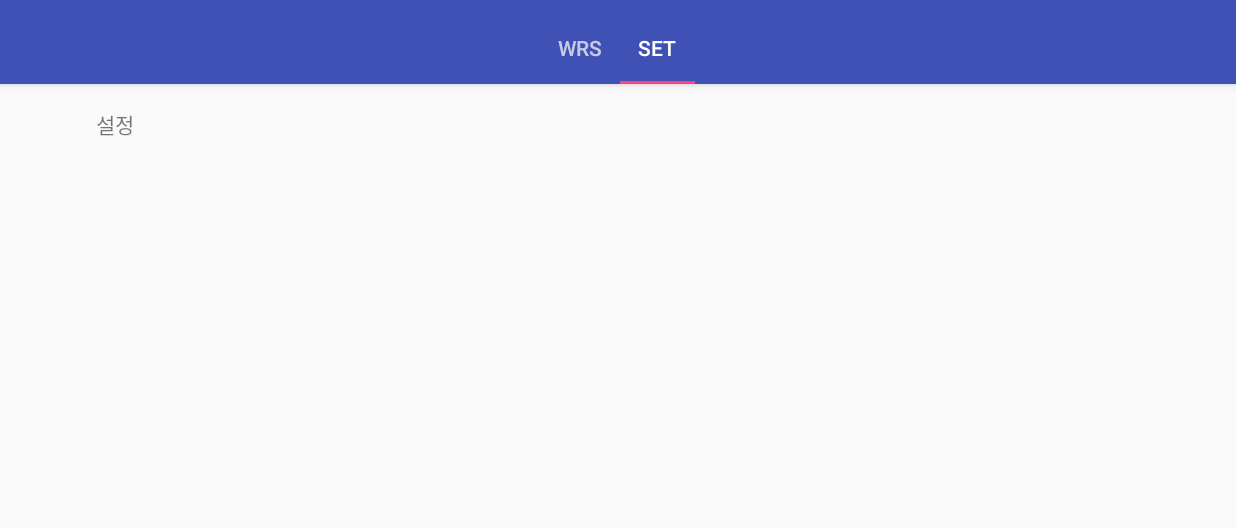
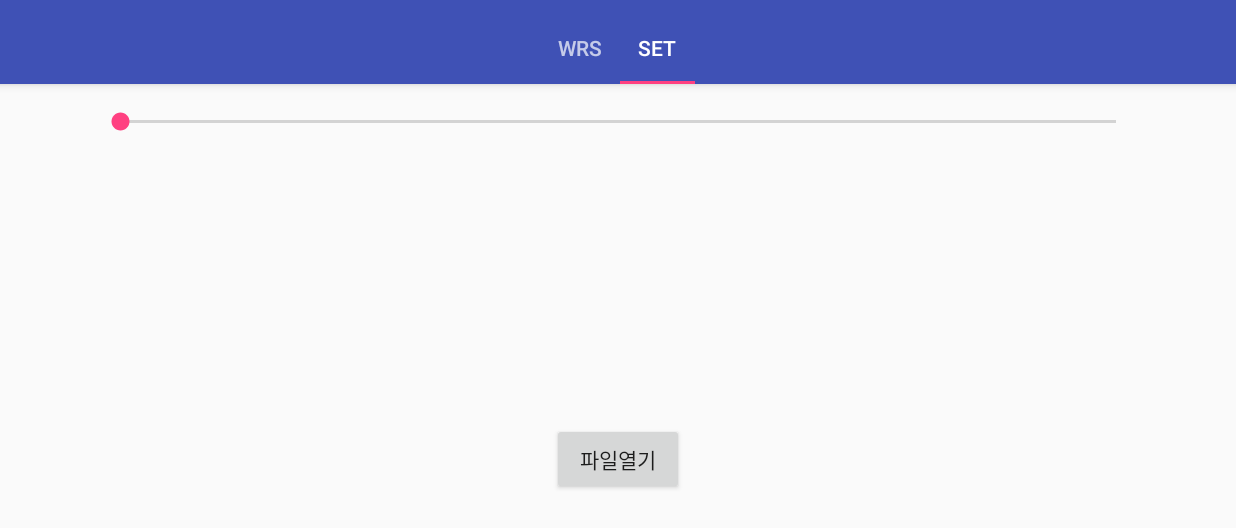
Before and after one commit to ovso/WRS, an Android app: the screen it shows after launch (MainActivity), tab 2 chosen, on a phone screen of 824 x 412 dp (held sideways). Shown: the top 528 px of the screen. Run offline under Robolectric (Android 15) with nearby library versions, the phone set to English and light mode, and no system bars.

Commit message:
1. 파일 열기 개발중

```diff
--- a/app/src/main/AndroidManifest.xml
+++ b/app/src/main/AndroidManifest.xml
@@ -1,7 +1,8 @@
 <?xml version="1.0" encoding="utf-8"?>
 <manifest xmlns:android="http://schemas.android.com/apk/res/android"
     package="net.onpagebook.wrs">
-
+    <uses-permission android:name="android.permission.WRITE_EXTERNAL_STORAGE"/>
+    <uses-permission android:name="android.permission.READ_EXTERNAL_STORAGE"/>
     <application
         android:allowBackup="true"
         android:icon="@mipmap/ic_launcher"
--- a/app/src/main/java/net/onpagebook/wrs/main/fragment/setting/SetFragment.java
+++ b/app/src/main/java/net/onpagebook/wrs/main/fragment/setting/SetFragment.java
@@ -1,10 +1,14 @@
 package net.onpagebook.wrs.main.fragment.setting;
 
+import android.content.Intent;
 import android.os.Bundle;
 import android.support.v4.app.Fragment;
 import android.view.LayoutInflater;
 import android.view.View;
 import android.view.ViewGroup;
+import android.widget.Button;
+import android.widget.SeekBar;
+import android.widget.Toast;
 
 import net.onepagebook.wrs.common.Log;
 import net.onpagebook.wrs.R;
@@ -12,7 +16,7 @@ import net.onpagebook.wrs.R;
 /**
  * Created by jaeho_oh on 2015-12-21.
  */
-public class SetFragment extends Fragment {
+public class SetFragment extends Fragment implements SetPresenter.View, SeekBar.OnSeekBarChangeListener, View.OnClickListener {
 
     public final static SetFragment newInstance() {
         Log.d("");
@@ -25,4 +29,53 @@ public class SetFragment extends Fragment {
         //return super.onCreateView(inflater, container, savedInstanceState);
         return mContentView = inflater.from(getActivity()).inflate(R.layout.fragment_set, container, false);
     }
+    private SetPresenter mPresenter;
+    @Override
+    public void onActivityCreated(Bundle savedInstanceState) {
+        super.onActivityCreated(savedInstanceState);
+        mPresenter = new SetPresenterImpl(this);
+        mPresenter.onActivityCreate();
+    }
+
+    @Override
+    public void onInit() {
+        SeekBar seekBar = (SeekBar) mContentView.findViewById(R.id.seekBar);
+        Button button = (Button) mContentView.findViewById(R.id.button);
+        button.setOnClickListener(this);
+        seekBar.setOnSeekBarChangeListener(this);
+    }
+
+    @Override
+    public void navigateToActivity(Intent intent, int requestCode) {
+        startActivityForResult(intent, requestCode);
+
+    }
+    @Override
+    public void onActivityResult(int requestCode, int resultCode, Intent data) {
+        //super.onActivityResult(requestCode, resultCode, data);
+        mPresenter.onActivityResult(getActivity(), requestCode, resultCode, data);
+
+    }
+
+    @Override
+    public void onProgressChanged(SeekBar seekBar, int progress, boolean fromUser) {
+        Log.d("progress="+progress);
+    }
+
+    @Override
+    public void onStartTrackingTouch(SeekBar seekBar) {
+
+    }
+
+    @Override
+    public void onStopTrackingTouch(SeekBar seekBar) {
+
+    }
+
+    @Override
+    public void onClick(View v) {
+        if(v.getId() == R.id.button) {
+            mPresenter.onClick(v);
+        }
+    }
 }
--- a/app/src/main/java/net/onpagebook/wrs/main/fragment/setting/SetPresenter.java
+++ b/app/src/main/java/net/onpagebook/wrs/main/fragment/setting/SetPresenter.java
@@ -1,11 +1,17 @@
 package net.onpagebook.wrs.main.fragment.setting;
+
+import android.content.Context;
+import android.content.Intent;
 
 /**
  * Created by jaeho_oh on 2015-12-22.
  */
 public interface SetPresenter {
-
+    void onActivityCreate();
+    void onActivityResult(Context context, int requestCode, int resultCode, Intent data);
+    void onClick(android.view.View view);
     interface View {
-
+        void onInit();
+        void navigateToActivity(Intent intent, int requestCode);
     }
 }
--- a/app/src/main/java/net/onpagebook/wrs/main/fragment/setting/SetPresenterImpl.java
+++ b/app/src/main/java/net/onpagebook/wrs/main/fragment/setting/SetPresenterImpl.java
@@ -1,7 +1,62 @@
 package net.onpagebook.wrs.main.fragment.setting;
+
+import android.app.Activity;
+import android.content.Context;
+import android.content.Intent;
+import android.os.Build;
+import android.os.Environment;
+import android.view.View;
+
+import net.onepagebook.wrs.common.Log;
+import net.onpagebook.wrs.R;
+
+import java.io.File;
 
 /**
  * Created by jaeho_oh on 2015-12-22.
  */
 public class SetPresenterImpl implements SetPresenter {
+    SetPresenter.View mView;
+    SetModel mModel;
+    public SetPresenterImpl(SetPresenter.View view) {
+        mView = view;
+        mModel = new SetModel();
+    }
+
+    @Override
+    public void onActivityCreate() {
+        mView.onInit();
+    }
+    @Override
+    public void onActivityResult(Context context, int requestCode, int resultCode, Intent data) {
+        if(resultCode == Activity.RESULT_OK) {
+            if(requestCode == mModel.getFileChooserRequestCode()) {
+                if(data != null) {
+                    if(data.getData() != null) {
+                        String environmentDirectory = Environment.getExternalStorageDirectory().toString();
+                        Log.d("getPath=" + data.getData().getPath());
+                        String path = data.getData().getPath();
+                        if(Build.VERSION.SDK_INT > Build.VERSION_CODES.KITKAT) {
+                            String fileName = path.split(":")[1];
+                            String fullPath = environmentDirectory + "/" + fileName;
+                            Log.d(fullPath);
+                            File file = new File(fullPath);
+                            Log.d(file.exists()+"");
+                        } else {
+                            File file = new File(data.getData().getPath());
+                            Log.d(file.exists()+"kit");
+                        }
+                    }
+
+                }
+            }
+        }
+    }
+
+    @Override
+    public void onClick(android.view.View view) {
+        if(view.getId() == R.id.button) {
+            mView.navigateToActivity(mModel.getFileChooserIntent(), mModel.getFileChooserRequestCode());
+        }
+    }
 }
--- a/app/src/main/res/layout/fragment_set.xml
+++ b/app/src/main/res/layout/fragment_set.xml
@@ -7,8 +7,21 @@
     android:paddingRight="@dimen/activity_horizontal_margin"
     android:paddingTop="@dimen/activity_vertical_margin">
 
-    <TextView
+    <SeekBar
         android:layout_width="match_parent"
-        android:layout_height="match_parent"
-        android:text="설정"/>
+        android:layout_height="wrap_content"
+        android:id="@+id/seekBar"
+        android:layout_alignParentTop="true"
+        android:layout_alignParentLeft="true"
+        android:layout_alignParentStart="true" />
+
+    <Button
+        android:layout_width="wrap_content"
+        android:layout_height="wrap_content"
+        android:text="파일열기"
+        android:id="@+id/button"
+        android:layout_alignParentBottom="true"
+        android:layout_centerHorizontal="true"
+        android:layout_marginBottom="66dp" />
+
 </RelativeLayout>
```
Also changed, not shown: app/src/main/java/net/onpagebook/wrs/main/fragment/setting/SetModel.java (+13 -0 lines).
